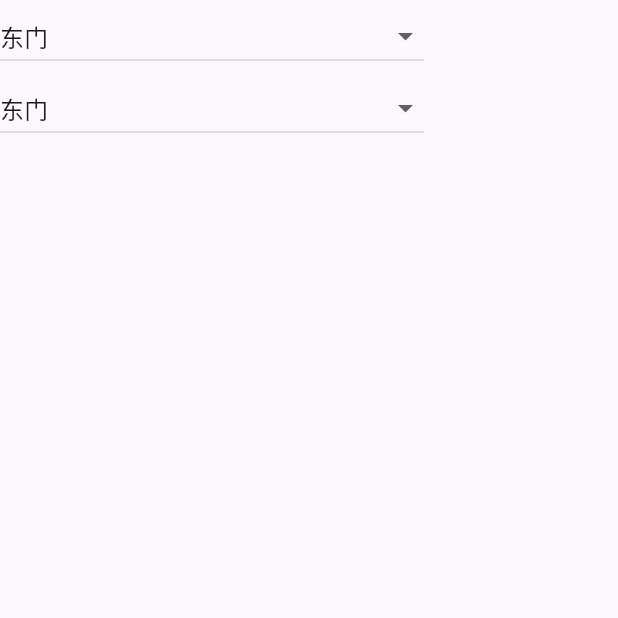
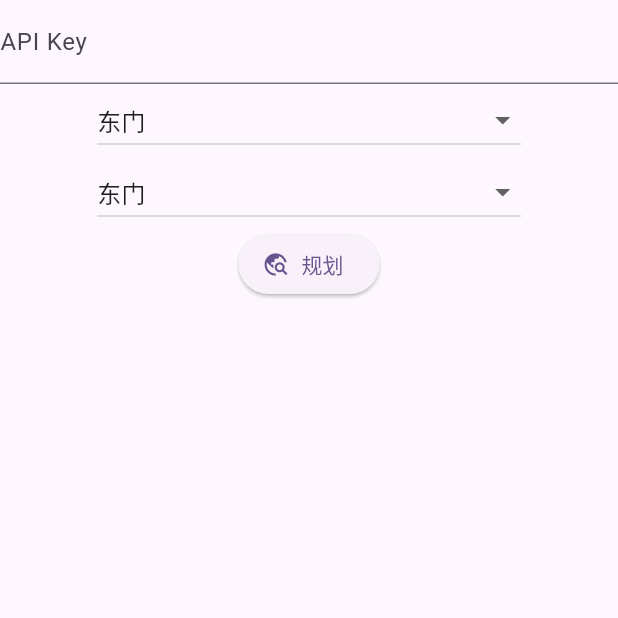
Before and after one commit to Saplyn/clue, a Flutter app: the screen it shows after launch, on a phone screen of 412 x 824 dp, the top half of it. Run offline on Flutter 3.47's test engine with Material 3 defaults, Android fonts, the phone set to English and light mode, and no system bars.

Commit message:
impl: route planning

```diff
--- a/lib/model.dart
+++ b/lib/model.dart
@@ -1,10 +1,9 @@
-
 class LynLocation {
   final String name;
-  final double latitude;
-  final double longitude;
+  final double lat;
+  final double lon;
 
-  LynLocation(this.name, this.latitude, this.longitude);
+  LynLocation(this.name, this.lat, this.lon);
 }
 
 class RoutePlanResp {
--- a/lib/page.dart
+++ b/lib/page.dart
@@ -1,6 +1,7 @@
 import 'package:clue/main.dart';
 import 'package:flutter/material.dart';
 import 'package:provider/provider.dart';
+import 'package:http/http.dart' as http;
 
 class PlanPage extends StatelessWidget {
   const PlanPage({super.key});
@@ -11,6 +12,7 @@ class PlanPage extends StatelessWidget {
     var locations = appState.locations;
     var origId = appState.origId;
     var destId = appState.destId;
+    var key = appState.apiKey;
 
     List<DropdownMenuItem<int>> dropdownItems = [];
     for (var (id, loc) in locations.indexed) {
@@ -24,20 +26,46 @@ class PlanPage extends StatelessWidget {
       body: LayoutBuilder(builder: (context, constraint) {
         return Column(
           children: [
+            TextField(
+              decoration: const InputDecoration(
+                labelText: "API Key",
+              ),
+              onChanged: (val) {
+                appState.setApiKey(val);
+                print("API Key: $val");
+              },
+            ),
             DropdownButton(
               value: origId,
               items: dropdownItems,
               onChanged: (val) {
+                FocusScope.of(context).requestFocus(FocusNode());
                 appState.setOrigId(val!);
                 print("orig: ${locations[val].name}");
-                }),
+              },
+            ),
             DropdownButton(
               value: destId,
               items: dropdownItems,
               onChanged: (val) {
+                FocusScope.of(context).requestFocus(FocusNode());
                 appState.setDestId(val!);
                 print("dest: ${locations[val].name}");
-                }),
+              },
+            ),
+            ElevatedButton.icon(
+              onPressed: () async {
+                var uriStr = "https://restapi.amap.com/v3/direction/walking?"
+                    "origin=${locations[origId].lat},${locations[origId].lon}&"
+                    "destination=${locations[destId].lat},${locations[destId].lon}&"
+                    "key=$key";
+                print(uriStr);
+                final resp = await http.get(Uri.parse(uriStr));
+                print(resp.body.toString());
+              },
+              label: const Text("规划"),
+              icon: const Icon(Icons.travel_explore),
+            )
           ],
         );
       }),
```
Lines whose indentation alone changed are shown as unchanged.
